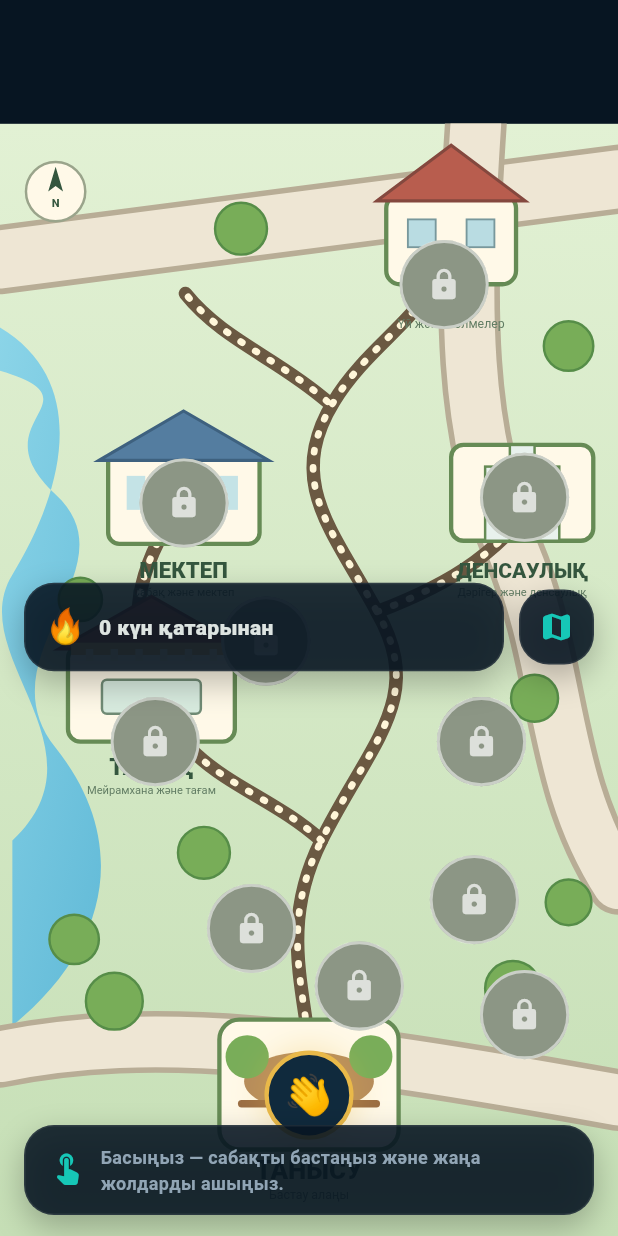
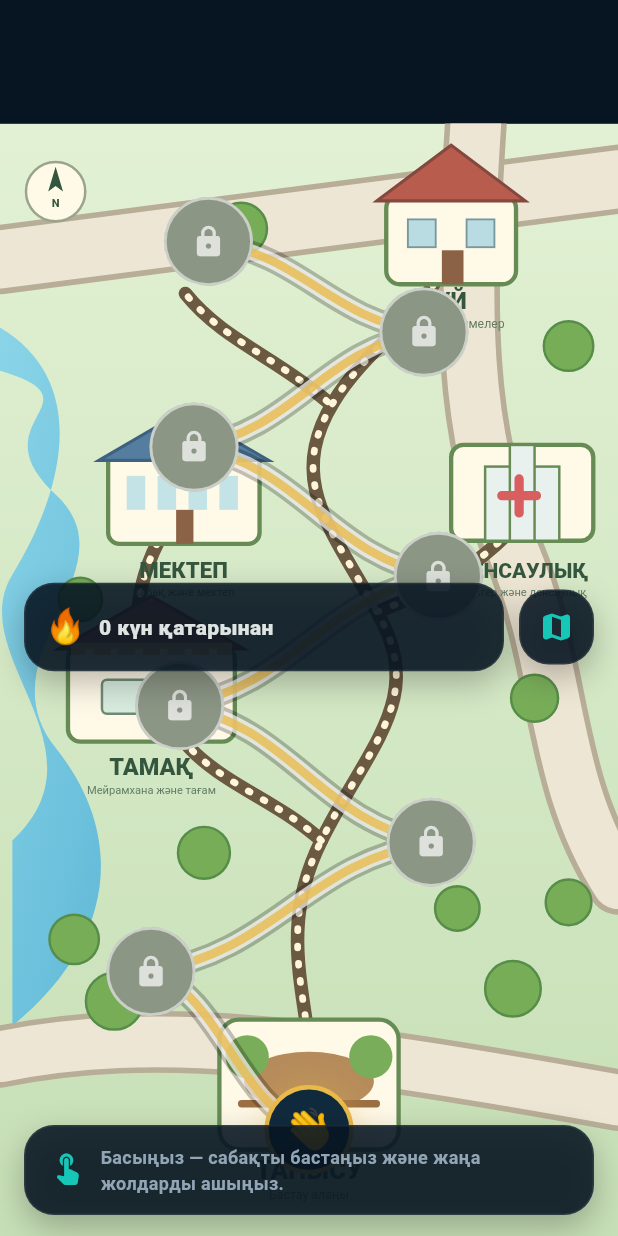
Before and after one commit to adildaku29-maker/qazaqsha_app, a Flutter app: the LessonMapScreen widget shown alone on an empty page, opened directly with empty values, on a phone screen of 412 x 824 dp. Run offline on Flutter 3.47's test engine with Material 3 defaults, Android fonts, the phone set to English and light mode, and no system bars; our stand-ins replace audioplayers, flutter_svg, shared_preferences, sqflite; missing offline and left inert: record; accounts and stored records are empty; network calls fail.

Commit message:
Redesign lesson map layout

```diff
--- a/lib/screens/lesson_map_screen.dart
+++ b/lib/screens/lesson_map_screen.dart
@@ -10,6 +10,57 @@ class LessonMapScreen extends StatefulWidget {
   final String language;
   const LessonMapScreen({super.key, required this.language});
   @override State<LessonMapScreen> createState() => _LessonMapScreenState();
+}
+
+class _LearningPathPainter extends CustomPainter {
+  final List<Offset> points;
+  const _LearningPathPainter(this.points);
+
+  @override
+  void paint(Canvas canvas, Size size) {
+    if (points.length < 2) return;
+
+    final shadow = Paint()
+      ..color = Colors.black.withValues(alpha: .24)
+      ..style = PaintingStyle.stroke
+      ..strokeWidth = 16
+      ..strokeCap = StrokeCap.round;
+
+    final outer = Paint()
+      ..color = Colors.white.withValues(alpha: .68)
+      ..style = PaintingStyle.stroke
+      ..strokeWidth = 11
+      ..strokeCap = StrokeCap.round;
+
+    final inner = Paint()
+      ..color = AppColors.gold.withValues(alpha: .78)
+      ..style = PaintingStyle.stroke
+      ..strokeWidth = 6
+      ..strokeCap = StrokeCap.round;
+
+    final path = Path()..moveTo(points.first.dx, points.first.dy);
+    for (var i = 0; i < points.length - 1; i++) {
+      final a = points[i];
+      final b = points[i + 1];
+      final dx = (b.dx - a.dx) * .45;
+      final dy = (b.dy - a.dy) * .45;
+      path.cubicTo(
+        a.dx + dx,
+        a.dy + dy * .35,
+        b.dx - dx,
+        b.dy - dy * .35,
+        b.dx,
+        b.dy,
+      );
+    }
+
+    canvas.drawPath(path, shadow);
+    canvas.drawPath(path, outer);
+    canvas.drawPath(path, inner);
+  }
+
+  @override
+  bool shouldRepaint(covariant _LearningPathPainter oldDelegate) => false;
 }
 
 class _LessonMapScreenState extends State<LessonMapScreen> {
@@ -55,10 +106,9 @@ class _LessonMapScreenState extends State<LessonMapScreen> {
                       fit: BoxFit.fill,
                       semanticsLabel: 'Qazaqsha оқу картасы',
                     ),
+                    CustomPaint(painter: _LearningPathPainter(_positions)),
                     ...List.generate(
-                      topics.length > _positions.length
-                          ? _positions.length
-                          : topics.length,
+                      topics.length > _positions.length ? _positions.length : topics.length,
                       _topicNode,
                     ),
                   ],
@@ -155,7 +205,7 @@ class _LessonMapScreenState extends State<LessonMapScreen> {
 
   Widget _topicNode(int index){
     final t=topics[index],open=unlocked(index),passed=grade(t.title,lessonCountFor(t.title))>=3;
-    final p=_positions[index%_positions.length];
+    final p=_positions[index];
     return Positioned(left:p.dx-31,top:p.dy-31,child:GestureDetector(
       onTap:open?()=>_openTopic(index):null,
       child:AnimatedContainer(duration:const Duration(milliseconds:220),width:62,height:62,
@@ -176,12 +226,15 @@ class _LessonMapScreenState extends State<LessonMapScreen> {
     _load();
   }
 
+  // Wide zig-zag route: every lesson has its own visual zone.
   static const _positions=<Offset>[
-    Offset(215,676), // Танысу / двор
-    Offset(309,112), // Үй
-    Offset(128,264), // Мектеп
-    Offset(108,430), // Тамақ
-    Offset(365,260), // Денсаулық
-    Offset(330,540),Offset(250,600),Offset(365,620),Offset(175,560),Offset(335,430),Offset(185,360),Offset(335,430),Offset(185,360),
+    Offset(215,700),
+    Offset(105,590),
+    Offset(300,500),
+    Offset(125,405),
+    Offset(305,315),
+    Offset(135,225),
+    Offset(295,145),
+    Offset(145,82),
   ];
 }
```
